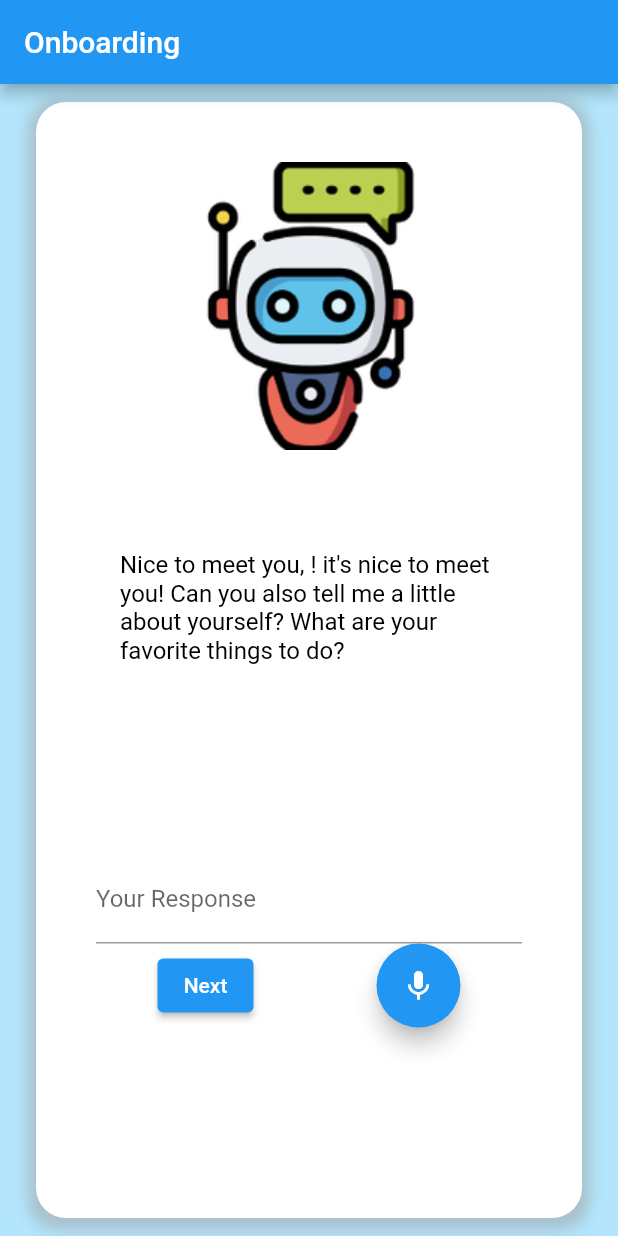
After one commit to umgc/fall2023, a Flutter app: the OnboardingScreen screen opened directly, after a tap on "Next", on a phone screen of 412 x 824 dp. The commit adds this screen. Run offline on Flutter 3.47's test engine with Material 2 defaults, Android fonts, the phone set to English and light mode, and no system bars; our stand-ins replace camera, flutter_dotenv, flutter_speed_dial, geocoding, geolocator, local_auth and 3 more; missing offline and left inert: aws_kinesis_api, aws_rekognition_api, aws_s3_api, chat_gpt_flutter, flutter_sound, video_thumbnail.

Commit message:
Added onboarding Screen.

```diff
--- /dev/null
+++ b/cogniopenapp/lib/src/onboarding.dart
@@ -0,0 +1,222 @@
+import 'package:flutter/material.dart';
+import 'package:speech_to_text/speech_to_text.dart';
+import 'package:http/http.dart' as http;
+import 'dart:convert';
+import 'package:flutter_dotenv/flutter_dotenv.dart';
+import 'dart:io';
+import 'package:path_provider/path_provider.dart';
+
+enum OnboardingState { GET_NAME, GET_ACTIVITY, GET_MEMORY, SUMMARY, GUIDE, END }
+
+class Onboarding {
+  String? userName;
+  String? userFavoriteActivity;
+  String? userFavoriteMemory;
+  String? userSUMMARY;
+  String? userGUIDE;
+  String? userEND;
+
+  int currentPageIndex = 0;
+  final PageController controller = PageController(initialPage: 0);
+  TextEditingController userInputController = TextEditingController();
+
+  bool isListening = false;
+  final SpeechToText speech = SpeechToText();
+  OnboardingState state = OnboardingState.GET_NAME;
+  List<OnboardingPage> pages =
+      List.generate(6, (_) => OnboardingPage(conversation: []));
+
+  Onboarding();
+
+  get currentPage => currentPageIndex;
+
+  Future<void> initialize() async {
+    String aiPrompt = await getDynamicAIResponse();
+    addMessageToConversation(aiPrompt, isUser: false);
+  }
+
+  Future<String> getDynamicAIResponse() async {
+    switch (state) {
+      case OnboardingState.GET_NAME:
+        return "Hello and welcome! My name is Sam. What's your name?";
+      case OnboardingState.GET_ACTIVITY:
+        return "Nice to meet you, ${userName}! it's nice to meet you! Can you also tell me a little about yourself? What are your favorite things to do?";
+      case OnboardingState.GET_MEMORY:
+        return "That sounds fun! My favorite activities include interacting with people and learning new things. Last question, what's one of your favorite memories?";
+      case OnboardingState.SUMMARY:
+        return generateSummary();
+      case OnboardingState.GUIDE:
+        return getLastPageMessage();
+      case OnboardingState.END:
+        return "Thank you for completing the onboarding! You can now explore the app.";
+      default:
+        return "Unknown state";
+    }
+  }
+
+  Future<void> handleUserInput(BuildContext context) async {
+    switch (state) {
+      case OnboardingState.GET_NAME:
+        userName = userInputController.text;
+        break;
+      case OnboardingState.GET_ACTIVITY:
+        userFavoriteActivity = userInputController.text;
+        break;
+      case OnboardingState.GET_MEMORY:
+        userFavoriteMemory = userInputController.text;
+        break;
+      case OnboardingState.SUMMARY:
+        userSUMMARY = userInputController.text;
+        break;
+      case OnboardingState.GUIDE:
+        userGUIDE = userInputController.text;
+        break;
+      case OnboardingState.END:
+        userEND = userInputController.text;
+        break;
+      default:
+        break;
+    }
+    userInputController.clear();
+  }
+
+  Future<void> nextPage(BuildContext context) async {
+    currentPageIndex++;
+    switch (state) {
+      case OnboardingState.GET_NAME:
+        state = OnboardingState.GET_ACTIVITY;
+        break;
+      case OnboardingState.GET_ACTIVITY:
+        state = OnboardingState.GET_MEMORY;
+        break;
+      case OnboardingState.GET_MEMORY:
+        state = OnboardingState.SUMMARY;
+        break;
+      case OnboardingState.SUMMARY:
+        state = OnboardingState.GUIDE;
+        break;
+      case OnboardingState.GUIDE:
+        state = OnboardingState.END;
+        break;
+      case OnboardingState.END:
+        Navigator.pushReplacementNamed(context, '/homeScreen');
+        return;
+      case OnboardingState.END:
+        userEND = userInputController.text;
+        await saveUserInfoToFile(); // Save user information
+        Navigator.pushReplacementNamed(context, '/homeScreen');
+        return;
+    }
+
+    String aiPrompt = await getDynamicAIResponse();
+    addMessageToConversation(aiPrompt, isUser: false);
+
+    controller.nextPage(
+        duration: Duration(milliseconds: 300), curve: Curves.easeInOut);
+  }
+
+  void addMessageToConversation(String message, {bool isUser = false}) {
+    pages[currentPageIndex]
+        .conversation
+        .add(ConversationBubble(message, isUser: isUser));
+  }
+
+  Future<void> startListening() async {
+    if (!isListening) {
+      bool available = await speech.initialize(onStatus: statusListener);
+      if (available) {
+        speech.listen(onResult: resultListener);
+        isListening = true;
+      }
+    } else {
+      stopListening();
+    }
+  }
+
+  void stopListening() {
+    speech.stop();
+    isListening = false;
+  }
+
+  void statusListener(String status) {
+    if (status == "notListening") {
+      isListening = false;
+    }
+  }
+
+  void resultListener(dynamic result) {
+    if (result.finalResult) {
+      userInputController.text = result.recognizedWords;
+      isListening = false;
+    }
+  }
+
+  String generateSummary() {
+    return "On ${DateTime.now().toLocal().toString()}, you had an introductory conversation with Sam, the Virtual Assistant. You shared that you enjoy $userFavoriteActivity and reminisced about your favorite memory, which was $userFavoriteMemory.";
+  }
+
+  String getLastPageMessage() {
+    return "Congratulations! You have successfully recorded your first conversation. To familiarize you with the application, we have created a guided tour that showcases all the amazing features you'll be using.";
+  }
+
+  Future<String> getAIResponse(String promptMessage) async {
+    String openaiApiKey = dotenv.env['OPENAI_API_KEY']!;
+
+    final response = await http.post(
+      Uri.parse('https://api.openai.com/v1/engines/davinci/completions'),
+      headers: {
+        'Authorization': 'Bearer $openaiApiKey',
+        'Content-Type': 'application/json',
+      },
+      body: json.encode({
+        'prompt': promptMessage,
+        'max_tokens': 150,
+      }),
+    );
+
+    if (response.statusCode == 200) {
+      final data = json.decode(response.body);
+      return data['choices'][0]['text'].trim();
+    } else {
+      return 'Sorry, I couldn\'t process that right now.';
+    }
+  }
+
+  OnboardingPage getCurrentPage() {
+    return pages[currentPageIndex];
+  }
+
+  Future<void> saveUserInfoToFile() async {
+    final Directory directory = await getApplicationDocumentsDirectory();
+    final File file = File('${directory.path}/user_info.txt');
+
+    try {
+      final StringBuffer buffer = StringBuffer();
+      buffer.writeln('User Name: $userName');
+      buffer.writeln('Favorite Activity: $userFavoriteActivity');
+      buffer.writeln('Favorite Memory: $userFavoriteMemory');
+      buffer.writeln('Summary: $userSUMMARY');
+      buffer.writeln('Guide: $userGUIDE');
+      buffer.writeln('End: $userEND');
+
+      await file.writeAsString(buffer.toString());
+
+      print('User information saved to ${file.path}');
+    } catch (e) {
+      print('Error saving user information: $e');
+    }
+  }
+}
+
+class OnboardingPage {
+  final List<ConversationBubble> conversation;
+
+  OnboardingPage({required this.conversation});
+}
+
+class ConversationBubble {
+  final String text;
+  final bool isUser;
+
+  ConversationBubble(this.text, {this.isUser = false});
+}
--- /dev/null
+++ b/cogniopenapp/lib/ui/onboardingScreen.dart
@@ -0,0 +1,183 @@
+import 'package:flutter/material.dart';
+import '../src/onboarding.dart';
+import 'homeScreen.dart';
+
+class OnboardingScreen extends StatefulWidget {
+  @override
+  _OnboardingScreenState createState() => _OnboardingScreenState();
+}
+
+class _OnboardingScreenState extends State<OnboardingScreen> {
+  final Onboarding _functionality = Onboarding();
+
+  @override
+  void initState() {
+    super.initState();
+    _functionality.initialize();
+  }
+
+  @override
+  Widget build(BuildContext context) {
+    return Scaffold(
+      appBar: AppBar(title: Text("Onboarding")),
+      backgroundColor: Colors.lightBlue[100],
+      body: Center(
+        child: Padding(
+          padding: const EdgeInsets.symmetric(vertical: 12.0, horizontal: 24.0),
+          child: Container(
+            padding: const EdgeInsets.all(20.0),
+            decoration: BoxDecoration(
+              color: Colors.white,
+              borderRadius: BorderRadius.circular(20.0),
+              boxShadow: [
+                BoxShadow(
+                  color: Colors.grey.withOpacity(0.5),
+                  spreadRadius: 5,
+                  blurRadius: 7,
+                  offset: Offset(0, 3),
+                ),
+              ],
+            ),
+            child: OnboardingUI(functionality: _functionality),
+          ),
+        ),
+      ),
+    );
+  }
+}
+
+class OnboardingUI extends StatefulWidget {
+  final Onboarding functionality;
+
+  OnboardingUI({required this.functionality});
+
+  @override
+  _OnboardingUIState createState() => _OnboardingUIState();
+}
+
+class _OnboardingUIState extends State<OnboardingUI> {
+  final ScrollController _scrollController = ScrollController();
+
+  @override
+  Widget build(BuildContext context) {
+    return PageView.builder(
+      controller: widget.functionality.controller,
+      itemCount: widget.functionality.pages.length,
+      itemBuilder: (BuildContext context, int index) {
+        return SingleChildScrollView(
+          child: Padding(
+            padding: EdgeInsets.all(20),
+            child: Column(
+              mainAxisAlignment: MainAxisAlignment.center,
+              crossAxisAlignment: CrossAxisAlignment.center,
+              children: [
+                Image.asset('assets/icons/virtual_assistant.png'),
+                Text(
+                  index == 0 ? "Welcome to our App!" : "",
+                  style: TextStyle(fontSize: 24, fontWeight: FontWeight.bold),
+                ),
+                Text(
+                  index == 0
+                      ? "Hello and welcome to CogniOpen! My name is Sam your Virtual Assistance. As a new user, I'll guide you through the onboarding process to get you started. Firstly, may I know your name please?"
+                      : "",
+                  style: TextStyle(fontSize: 18),
+                ),
+                SizedBox(height: 14),
+                Container(
+                  height: 200,
+                  child: ConversationView(
+                    conversation:
+                        widget.functionality.pages[index].conversation,
+                    scrollController: _scrollController,
+                  ),
+                ),
+                SizedBox(height: 7),
+                TextFormField(
+                  controller: widget.functionality.userInputController,
+                  decoration: InputDecoration(labelText: 'Your Response'),
+                ),
+                Row(
+                  mainAxisAlignment: MainAxisAlignment.spaceEvenly,
+                  children: [
+                    ElevatedButton(
+                      onPressed: () {
+                        print(
+                            "Before processing, current page: ${widget.functionality.currentPage}");
+
+                        if (widget.functionality.currentPage ==
+                            widget.functionality.pages.length - 1) {
+                          Navigator.pushReplacement(
+                              context,
+                              MaterialPageRoute(
+                                  builder: (context) => HomeScreen()));
+                        } else {
+                          widget.functionality.handleUserInput(context);
+                          widget.functionality.nextPage(context);
+                          setState(() {});
+                        }
+
+                        print(
+                            "After processing, current page: ${widget.functionality.currentPage}");
+                      },
+                      child: Text("Next"),
+
+                    ),
+                    SizedBox(height: 10),
+
+                    FloatingActionButton(
+                      onPressed: widget.functionality.startListening,
+                      child: widget.functionality.isListening
+                          ? Icon(Icons.mic_off)
+                          : Icon(Icons.mic),
+                      backgroundColor: widget.functionality.isListening
+                          ? Colors.red
+                          : Theme.of(context).primaryColor,
+                    ),
+                  ],
+                ),
+              ],
+            ),
+          ),
+        );
+      },
+    );
+  }
+}
+
+class ConversationView extends StatelessWidget {
+  final List<ConversationBubble> conversation;
+  final ScrollController scrollController;
+
+  ConversationView(
+      {required this.conversation, required this.scrollController});
+
+  @override
+  Widget build(BuildContext context) {
+    return ListView.builder(
+      controller: scrollController,
+      itemCount: conversation.length,
+      itemBuilder: (context, index) {
+        final bubble = conversation[index];
+        return ListTile(
+          title: Text(
+            bubble.text,
+            style: TextStyle(
+              color: bubble.isUser ? Colors.blue : Colors.black,
+            ),
+          ),
+          trailing: bubble.isUser ? Icon(Icons.person) : null,
+        );
+      },
+    );
+  }
+}
+
+class NextOnboardingScreen extends StatelessWidget {
+  @override
+  Widget build(BuildContext context) {
+    return Scaffold(
+      appBar: AppBar(title: Text("Next Onboarding Page")),
+      body: Center(child: Text("Welcome to the next onboarding page!")),
+    );
+  }
+}
--- a/cogniopenapp/lib/ui/registrationScreen.dart
+++ b/cogniopenapp/lib/ui/registrationScreen.dart
@@ -4,6 +4,7 @@ Author: Eyerusalme (Jerry)
 import 'package:flutter/material.dart';
 import 'dart:io';
 import 'package:path_provider/path_provider.dart';
+import 'onboardingScreen.dart';
 
 class RegistrationScreen extends StatefulWidget {
   @override
@@ -128,9 +129,9 @@ class _RegistrationScreenState extends State<RegistrationScreen> {
                               '${_firstNameController.text}, ${_lastNameController.text}, ${_emailController.text}, ${_useFaceID.toString()}';
                           print("User Data: $userData");
                           await writeUserData(userData);
-                                Navigator.pushReplacementNamed(
-                                    context, '/homeScreen');
+                          Navigator.pushReplacement(context, MaterialPageRoute(builder: (context) => OnboardingScreen()));
                         }
+
                       }
                           : null,
                       child: Text("Create Account"),
--- a/cogniopenapp/pubspec.yaml
+++ b/cogniopenapp/pubspec.yaml
@@ -100,6 +100,7 @@ flutter:
     - assets/icons/
     - assets/test_images/
     - assets/icons/app_icon.png
+    - assets/icons/virtual_assistant.png
     - .env
 
 
```
Also changed, not shown: 3 other files. Lines whose indentation alone changed are shown as unchanged.
